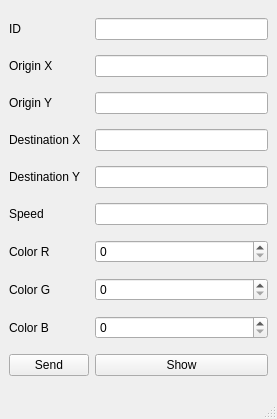
Qt form mainwindow.ui (EdPeReg/GraphGUI) before a commit.
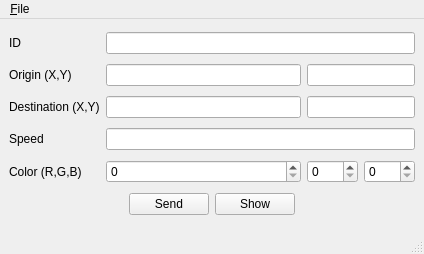
The same form after that commit.

Commit message: Main window UI redesigned

```diff
--- a/mainwindow.ui
+++ b/mainwindow.ui
@@ -6,8 +6,8 @@
    <rect>
     <x>0</x>
     <y>0</y>
-    <width>277</width>
-    <height>419</height>
+    <width>424</width>
+    <height>254</height>
    </rect>
   </property>
   <property name="windowTitle">
@@ -15,110 +15,112 @@
   </property>
   <widget class="QWidget" name="centralwidget">
    <layout class="QGridLayout" name="gridLayout">
-    <item row="10" column="0">
-     <widget class="QPushButton" name="btnSend">
-      <property name="text">
-       <string>Send</string>
-      </property>
-     </widget>
+    <item row="1" column="2" colspan="2">
+     <widget class="QLineEdit" name="lnEdtOrigY"/>
     </item>
-    <item row="4" column="1">
-     <widget class="QLineEdit" name="lnEdtDestX"/>
-    </item>
-    <item row="8" column="0">
-     <widget class="QLabel" name="lblColorG">
+    <item row="0" column="0">
+     <widget class="QLabel" name="lblId">
       <property name="text">
-       <string>Color G</string>
-      </property>
-     </widget>
-    </item>
-    <item row="1" column="0">
-     <widget class="QLabel" name="lblOriginX">
-      <property name="text">
-       <string>Origin X</string>
-      </property>
-     </widget>
-    </item>
-    <item row="7" column="1">
-     <widget class="QSpinBox" name="spBxColorR"/>
-    </item>
-    <item row="7" column="0">
-     <widget class="QLabel" name="lblColorR">
-      <property name="text">
-       <string>Color R</string>
-      </property>
-     </widget>
-    </item>
-    <item row="9" column="0">
-     <widget class="QLabel" name="lblColorB">
-      <property name="text">
-       <string>Color B</string>
+       <string>ID</string>
       </property>
      </widget>
     </item>
     <item row="3" column="0">
-     <widget class="QLabel" name="lblOriginY">
-      <property name="text">
-       <string>Origin Y</string>
-      </property>
-     </widget>
-    </item>
-    <item row="6" column="1">
-     <widget class="QLineEdit" name="lnEdtSpeed"/>
-    </item>
-    <item row="8" column="1">
-     <widget class="QSpinBox" name="spBxColorG"/>
-    </item>
-    <item row="4" column="0">
-     <widget class="QLabel" name="lblDestinationX">
-      <property name="text">
-       <string>Destination X</string>
-      </property>
-     </widget>
-    </item>
-    <item row="9" column="1">
-     <widget class="QSpinBox" name="spBxColorB"/>
-    </item>
-    <item row="6" column="0">
      <widget class="QLabel" name="lblSpeed">
       <property name="text">
        <string>Speed</string>
       </property>
      </widget>
     </item>
-    <item row="5" column="1">
-     <widget class="QLineEdit" name="lnEdtDestY"/>
+    <item row="1" column="0">
+     <widget class="QLabel" name="lblOriginXY">
+      <property name="text">
+       <string>Origin (X,Y)</string>
+      </property>
+     </widget>
     </item>
     <item row="1" column="1">
      <widget class="QLineEdit" name="lnEdtOrigX"/>
     </item>
-    <item row="5" column="0">
-     <widget class="QLabel" name="lblDestinationY">
-      <property name="text">
-       <string>Destination Y</string>
-      </property>
-     </widget>
+    <item row="2" column="1">
+     <widget class="QLineEdit" name="lnEdtDestX"/>
     </item>
-    <item row="0" column="0">
-     <widget class="QLabel" name="lblId">
+    <item row="2" column="2" colspan="2">
+     <widget class="QLineEdit" name="lnEdtDestY"/>
+    </item>
+    <item row="4" column="0">
+     <widget class="QLabel" name="lblColorRGB">
       <property name="text">
-       <string>ID</string>
+       <string>Color (R,G,B)</string>
       </property>
      </widget>
     </item>
-    <item row="10" column="1">
-     <widget class="QPushButton" name="btnShow">
+    <item row="4" column="2">
+     <widget class="QSpinBox" name="spBxColorG"/>
+    </item>
+    <item row="4" column="1">
+     <widget class="QSpinBox" name="spBxColorR"/>
+    </item>
+    <item row="4" column="3">
+     <widget class="QSpinBox" name="spBxColorB"/>
+    </item>
+    <item row="2" column="0">
+     <widget class="QLabel" name="lblDestinationXY">
       <property name="text">
-       <string>Show</string>
+       <string>Destination (X,Y)</string>
       </property>
      </widget>
     </item>
-    <item row="0" column="1">
+    <item row="5" column="0" colspan="4">
+     <layout class="QHBoxLayout" name="horizontalLayout">
+      <item>
+       <spacer name="horizontalSpacer">
+        <property name="orientation">
+         <enum>Qt::Horizontal</enum>
+        </property>
+        <property name="sizeHint" stdset="0">
+         <size>
+          <width>40</width>
+          <height>20</height>
+         </size>
+        </property>
+       </spacer>
+      </item>
+      <item>
+       <widget class="QPushButton" name="btnSend">
+        <property name="text">
+         <string>Send</string>
+        </property>
+       </widget>
+      </item>
+      <item>
+       <widget class="QPushButton" name="btnShow">
+        <property name="text">
+         <string>Show</string>
+        </property>
+       </widget>
+      </item>
+      <item>
+       <spacer name="horizontalSpacer_2">
+        <property name="orientation">
+         <enum>Qt::Horizontal</enum>
+        </property>
+        <property name="sizeHint" stdset="0">
+         <size>
+          <width>40</width>
+          <height>20</height>
+         </size>
+        </property>
+       </spacer>
+      </item>
+     </layout>
+    </item>
+    <item row="3" column="1" colspan="3">
+     <widget class="QLineEdit" name="lnEdtSpeed"/>
+    </item>
+    <item row="0" column="1" colspan="3">
      <widget class="QLineEdit" name="lnEdtID"/>
     </item>
-    <item row="3" column="1">
-     <widget class="QLineEdit" name="lnEdtOrigY"/>
-    </item>
    </layout>
   </widget>
   <widget class="QMenuBar" name="menubar">
@@ -126,10 +128,18 @@
     <rect>
      <x>0</x>
      <y>0</y>
-     <width>277</width>
+     <width>424</width>
      <height>22</height>
     </rect>
    </property>
+   <widget class="QMenu" name="menu_File">
+    <property name="title">
+     <string>&amp;File</string>
+    </property>
+    <addaction name="action_Open"/>
+    <addaction name="action_Save"/>
+   </widget>
+   <addaction name="menu_File"/>
   </widget>
   <widget class="QStatusBar" name="statusbar"/>
  </widget>
```
Left out of the diff: 10 changed lines with no effect on the pictures.
